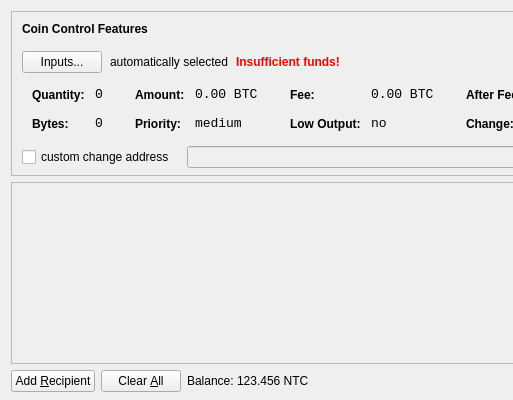
The window that src/qt/forms/sendcoinsdialog.ui (novaexchange/NUT) describes before a commit, drawn with Qt 5; both pictures show x 0 to 513 and y 0 to 400 of the 850 by 400 pixel window.
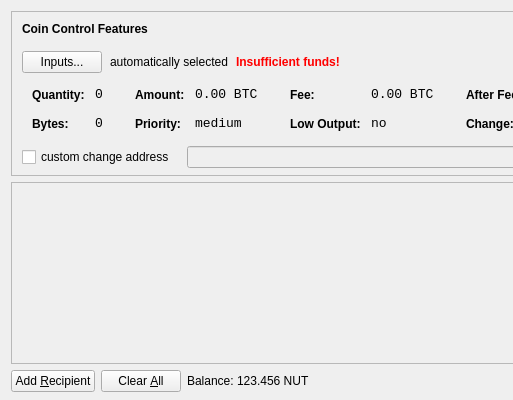
The same window after the commit. Icons and pictures are not drawn.

The edit to the form file:
```diff
--- a/src/qt/forms/sendcoinsdialog.ui
+++ b/src/qt/forms/sendcoinsdialog.ui
@@ -720,7 +720,7 @@
           <cursorShape>IBeamCursor</cursorShape>
          </property>
          <property name="text">
-          <string>123.456 NTC</string>
+          <string>123.456 NUT</string>
          </property>
          <property name="textInteractionFlags">
           <set>Qt::LinksAccessibleByMouse|Qt::TextSelectableByKeyboard|Qt::TextSelectableByMouse</set>
```
